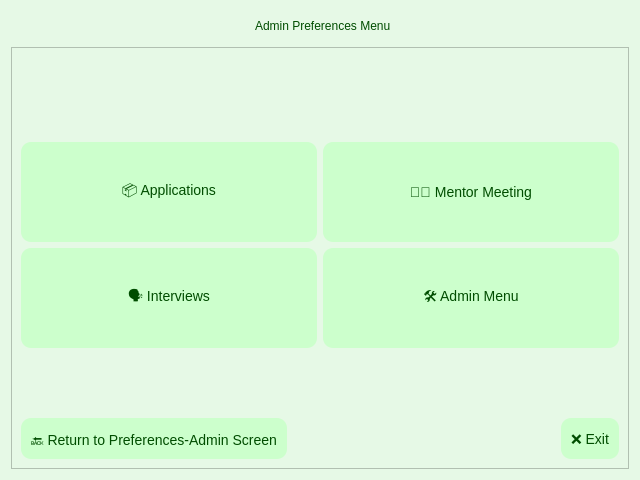
The window that app/gui/preferences_admin.ui (KursaDSc/Python-Module-Week7) describes before a commit, drawn with Qt 5.
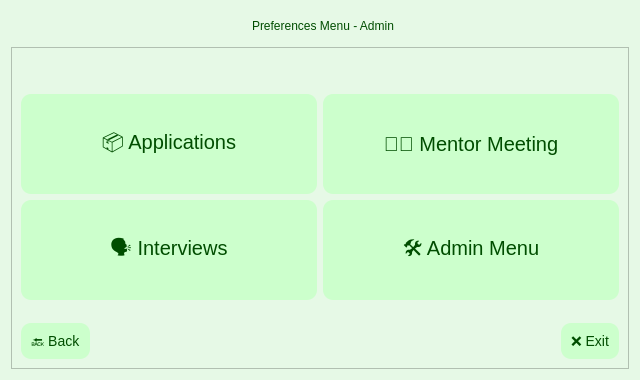
The same window after the commit. Icons and pictures are not drawn.

The edit to the form file:
```diff
--- a/app/gui/preferences_admin.ui
+++ b/app/gui/preferences_admin.ui
@@ -7,7 +7,7 @@
     <x>0</x>
     <y>0</y>
     <width>640</width>
-    <height>480</height>
+    <height>380</height>
    </rect>
   </property>
   <property name="sizePolicy">
@@ -19,7 +19,7 @@
   <property name="minimumSize">
    <size>
     <width>640</width>
-    <height>480</height>
+    <height>380</height>
    </size>
   </property>
   <property name="maximumSize">
@@ -61,7 +61,7 @@
 </string>
        </property>
        <property name="text">
-        <string>Admin Preferences Menu</string>
+        <string>Preferences Menu - Admin</string>
        </property>
       </widget>
      </item>
@@ -127,7 +127,7 @@
                     background-color: #ccffcc;
                     border-radius: 10px;
                     padding: 10px;
-                    font-size: 14px;
+                    font-size: 20px;
                     color: #004d00;
                 }
                 QPushButton:hover {
@@ -163,7 +163,7 @@
                     background-color: #ccffcc;
                     border-radius: 10px;
                     padding: 10px;
-                    font-size: 14px;
+                    font-size: 20px;
                     color: #004d00;
                 }
                 QPushButton:hover {
@@ -204,7 +204,7 @@
                     background-color: #ccffcc;
                     border-radius: 10px;
                     padding: 10px;
-                    font-size: 14px;
+                    font-size: 20px;
                     color: #004d00;
                 }
                 QPushButton:hover {
@@ -240,7 +240,7 @@
                     background-color: #ccffcc;
                     border-radius: 10px;
                     padding: 10px;
-                    font-size: 14px;
+                    font-size: 20px;
                     color: #004d00;
                 }
                 QPushButton:hover {
@@ -299,7 +299,7 @@
             </string>
           </property>
           <property name="text">
-           <string>🔙 Return to Preferences‑Admin Screen</string>
+           <string>🔙 Back</string>
           </property>
          </widget>
         </item>
```
